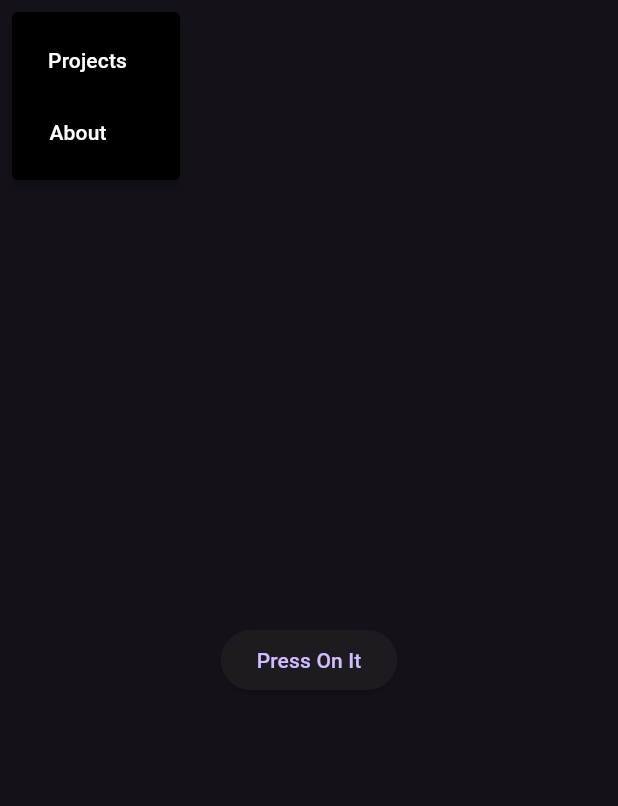
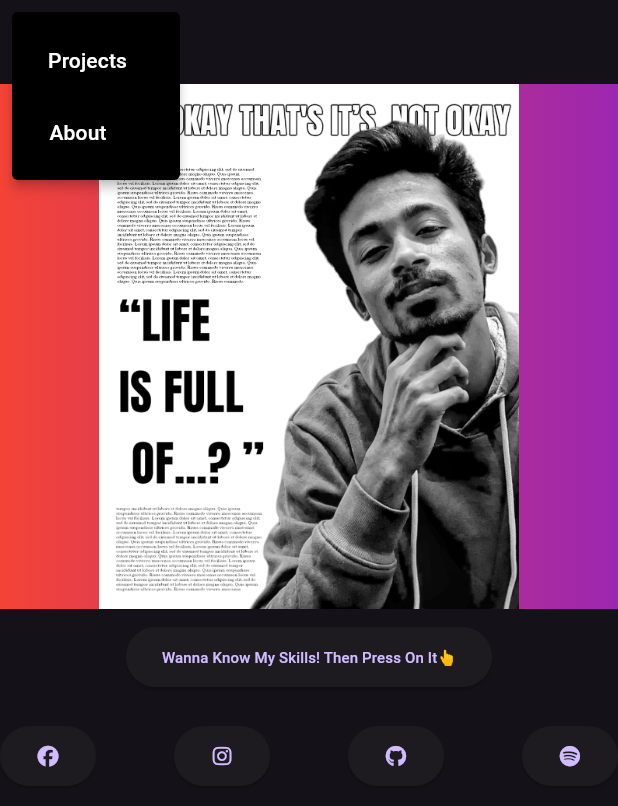
Before and after one commit to MdSohidUllahChowdhury/Sohid-s-portfolio, a Flutter app: the screen it shows after launch, after a tap on the "menu" icon, on a phone screen of 412 x 824 dp. Shown: the top 806 px of the screen. Run offline on Flutter 3.47's test engine with Material 3 defaults, Android fonts, the phone set to English and light mode, and no system bars; our stand-ins replace font_awesome_flutter.

Commit message:
70% worke have done

```diff
--- a/lib/portfolio.dart
+++ b/lib/portfolio.dart
@@ -1,4 +1,4 @@
-// ignore_for_file: prefer_const_constructors, prefer_const_literals_to_create_immutables, sort_child_properties_last, sized_box_for_whitespace
+// ignore_for_file: prefer_const_constructors, prefer_const_literals_to_create_immutables, sort_child_properties_last, sized_box_for_whitespace, avoid_unnecessary_containers
 
 import 'package:flutter/material.dart';
 import 'package:font_awesome_flutter/font_awesome_flutter.dart';
@@ -17,6 +17,7 @@ class _PortfolioState extends State<Portfolio> {
       // backgroundColor: Color.fromARGB(168, 0, 0, 0),
 
       appBar: AppBar(
+
           leading: PopupMenuButton(
               icon: Icon(Icons.menu),
               color: Colors.black,
@@ -41,10 +42,37 @@ class _PortfolioState extends State<Portfolio> {
                     )
                   ])),
 
-      body: Center(
+      body:
+
+
+      Column(
+        children: [
+Container(
+  height: 350,
+  width: double.infinity,
+  decoration: BoxDecoration(
+    //borderRadius: BorderRadius.all(Radius.circular(25)),
+    gradient: LinearGradient(colors: [
+      Colors.red,
+      Colors.purple
+    ])
+  ),
+
+      child:Image.asset('image/three.png',
+      //fit: BoxFit.cover,
+      ),
+
+),
+
+SizedBox(height: 8,),
+
+          Center(
               child: ElevatedButton(
+
                   onPressed: () {
                     showModalBottomSheet(
+                      elevation: 20,
+
                         backgroundColor: Color.fromARGB(255, 83, 90, 92),
                         enableDrag: true,
                         context: context,
@@ -187,7 +215,30 @@ class _PortfolioState extends State<Portfolio> {
                           );
                         });
                   },
-              child: Text("Press On It"))),
+                  child: Text("Wanna Know My Skills! Then Press On It👆",
+                  style: TextStyle(
+                    fontSize: 10,
+                  ),
+                  )
+                  )
+                  ),
+                  SizedBox(height: 18,),
+        Row(mainAxisAlignment: MainAxisAlignment.spaceBetween,
+
+
+          children: [
+        ElevatedButton(onPressed: (){}, child: Icon(FontAwesomeIcons.facebook,size: 14,),),
+        ElevatedButton(onPressed: (){}, child: Icon(FontAwesomeIcons.instagram,size: 14,),),
+        ElevatedButton(onPressed: (){}, child: Icon(FontAwesomeIcons.github,size: 14,),),
+        ElevatedButton(onPressed: (){}, child: Icon(FontAwesomeIcons.spotify,size: 14,),
+        )
+          ],
+
+        )
+        ],
+      ),
+
+
     );
   }
 }
--- a/pubspec.yaml
+++ b/pubspec.yaml
@@ -60,8 +60,8 @@ flutter:
   uses-material-design: true
 
   # To add assets to your application, add an assets section, like this:
-  # assets:
-  #   - images/a_dot_burr.jpeg
+  assets:
+    - image/
   #   - images/a_dot_ham.jpeg
 
   # An image asset can refer to one or more resolution-specific "variants", see
```
Also changed, not shown: image/four.jpeg (added), image/one.jpg (added), image/three.png (added), image/two.png (added). Lines whose indentation alone changed are shown as unchanged.
